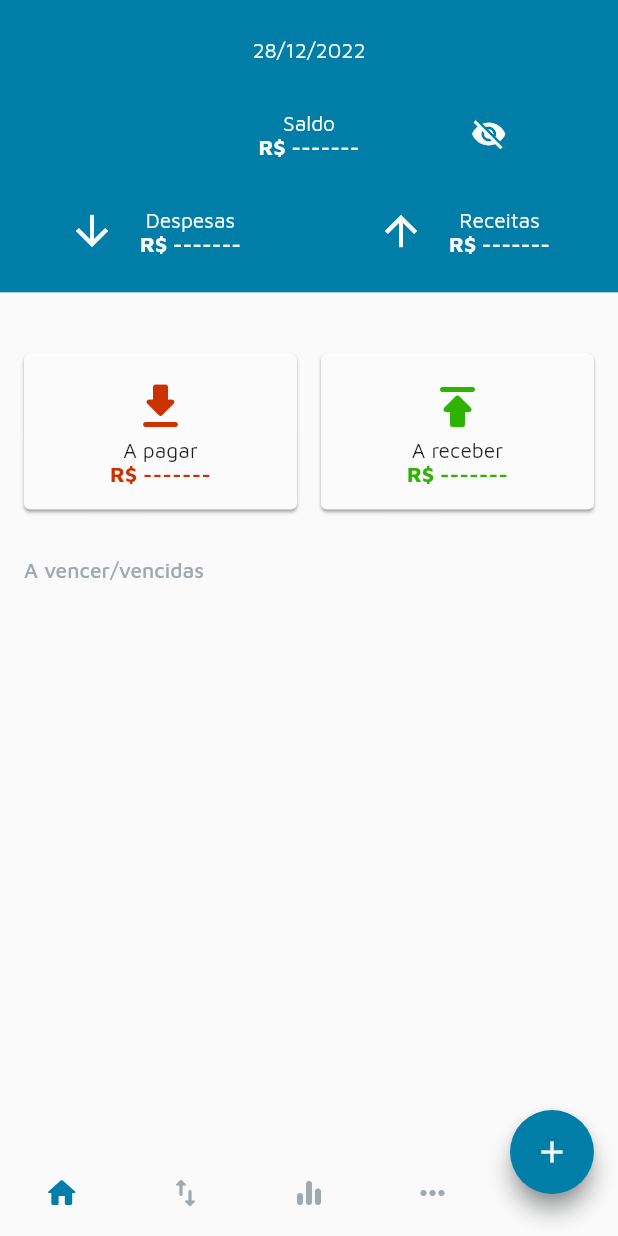
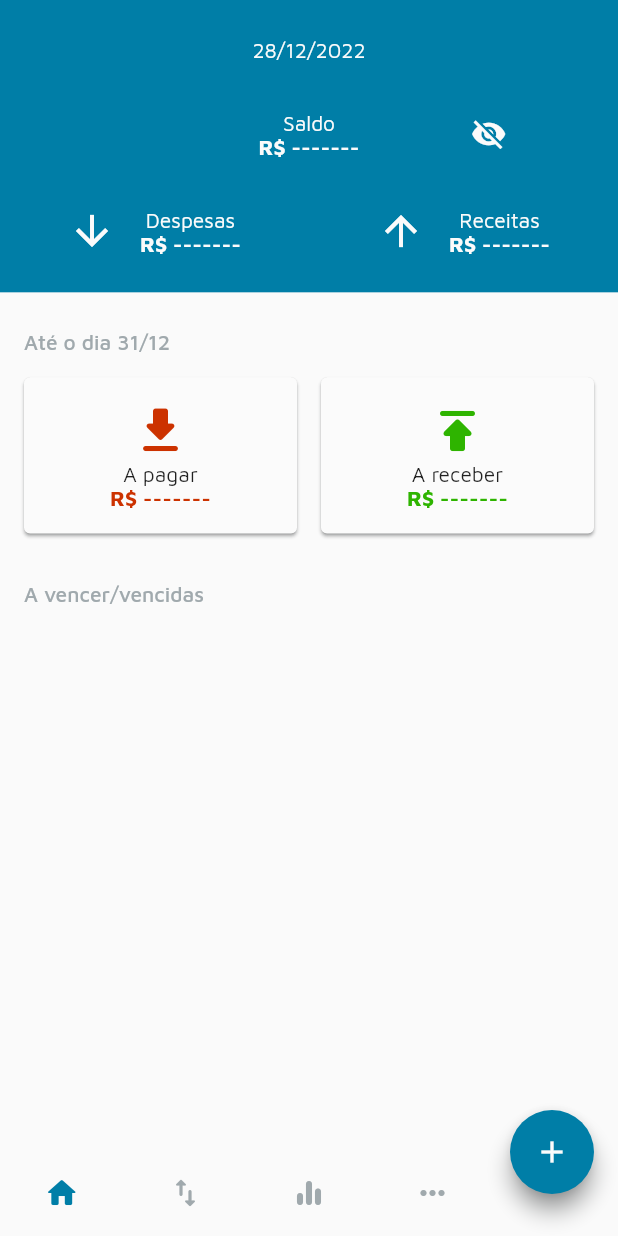
Before and after one commit to proz-tecnologia/PIT01GP08, a Flutter app: the AppPageView screen opened by its route, after a tap on the "visibility" icon, on a phone screen of 412 x 824 dp. Run offline on Flutter 3.47's test engine with Material 2 defaults, Android fonts, the phone set to English and light mode, and no system bars; our stand-ins replace cloud_firestore, firebase_auth, firebase_core, fl_chart, flutter_bloc; accounts and stored records are empty.

Commit message:
feat: month closing label

```diff
--- a/lib/features/page_view/home/home_content_page.dart
+++ b/lib/features/page_view/home/home_content_page.dart
@@ -2,6 +2,7 @@ import 'package:flutter/material.dart';
 import 'package:flutter_bloc/flutter_bloc.dart';
 
 import '../../../design_sys/sizes.dart';
+import '../../../shared/utils/end_of_month.dart';
 import '../data_controller.dart';
 import '../data_states.dart';
 import 'home_controller.dart';
@@ -21,8 +22,19 @@ class HomeContentPage extends StatelessWidget {
       child: BlocProvider(
         create: (context) => HomeController(transactionList),
         child: Column(
+          crossAxisAlignment: CrossAxisAlignment.start,
           children: [
             const ResumeInfoWidget(),
+            Padding(
+              padding:
+                  const EdgeInsets.symmetric(horizontal: Sizes.mediumSpace),
+              child: Text(
+                'Até o dia ${DateTime.now().endOfMonthStr()}',
+                style: Theme.of(context).textTheme.bodyLarge?.copyWith(
+                      color: Theme.of(context).disabledColor,
+                    ),
+              ),
+            ),
             Padding(
               padding: const EdgeInsets.all(Sizes.smallSpace),
               child: Row(
--- /dev/null
+++ b/lib/shared/utils/end_of_month.dart
@@ -0,0 +1,15 @@
+extension EndOfMonth on DateTime {
+  DateTime endOfMonth() {
+    DateTime lastDay = this;
+    const oneDay = Duration(days: 1);
+    while (lastDay.month == month) {
+      lastDay = lastDay.add(oneDay);
+    }
+    return lastDay.subtract(oneDay);
+  }
+
+  String endOfMonthStr() {
+    final end = endOfMonth();
+    return '${end.day}/$month';
+  }
+}
```
